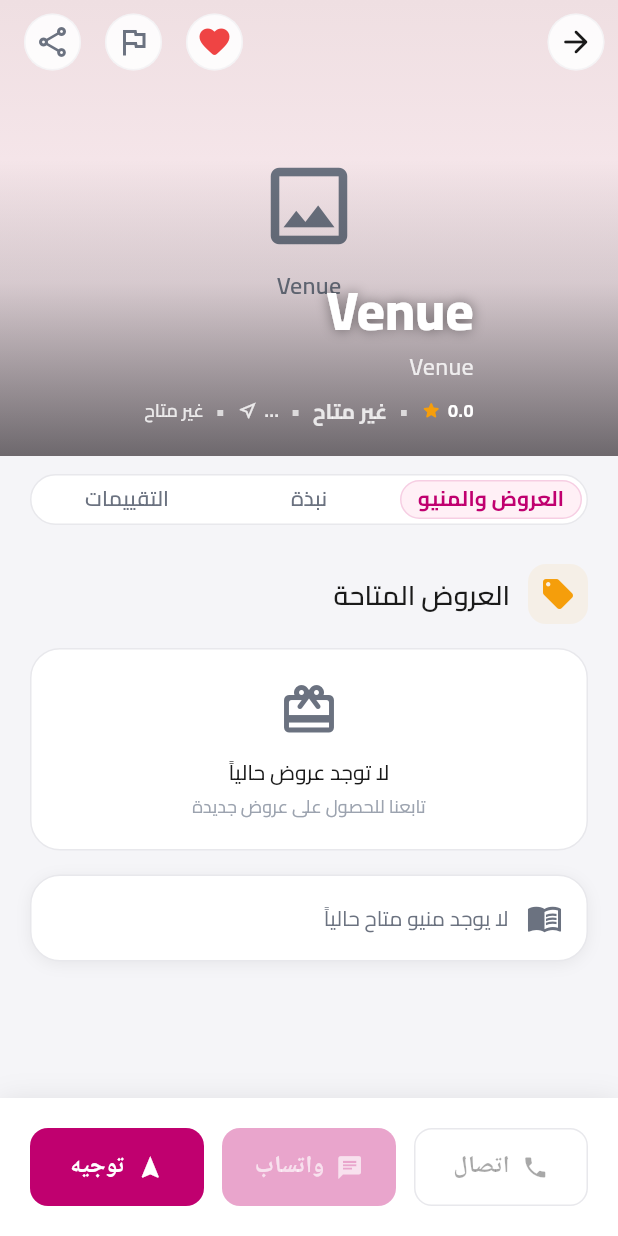
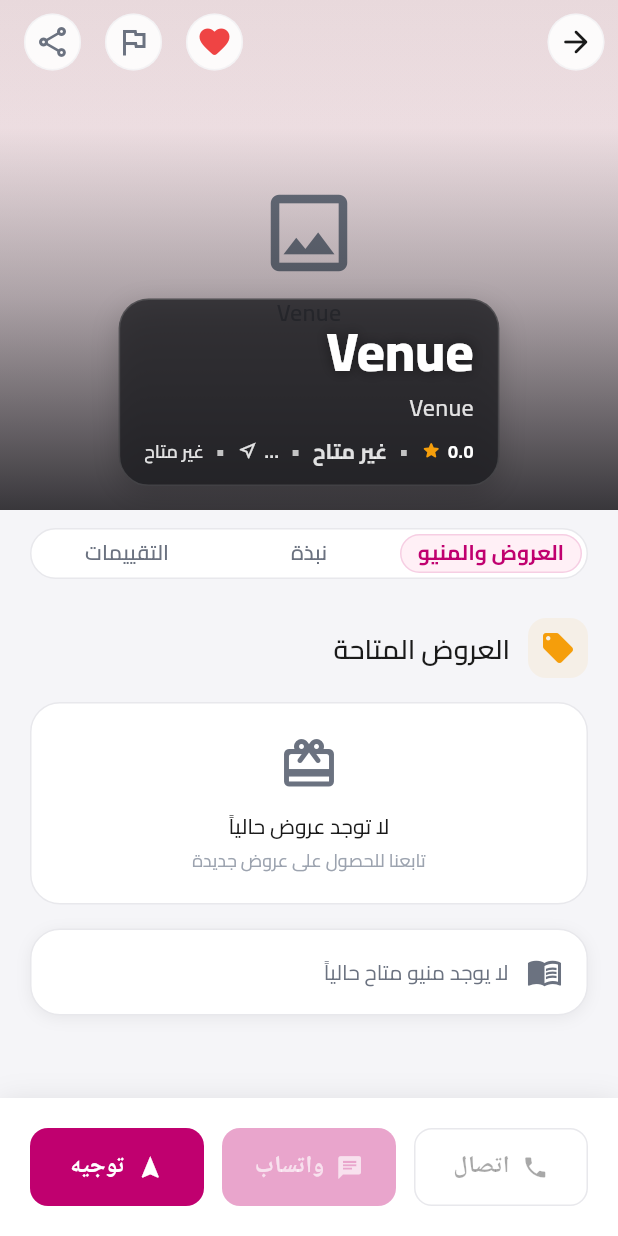
Before and after one commit to bssoof/wain-app, a Flutter app: the VenueDetailsScreen screen opened directly with empty values, after a tap on the "favorite outline" icon, on a phone screen of 412 x 824 dp. Run offline on Flutter 3.47's test engine with Material 3 defaults, Android fonts, the phone set to English and light mode, and no system bars; our stand-ins replace app_links, cached_network_image, cloud_firestore, cloud_functions, connectivity_plus, firebase_analytics and 19 more; missing offline and left inert: firebase_app_check, flutter_map_marker_cluster, mobile_scanner; accounts and stored records are empty; generated files the repository leaves out were written again; network calls fail.

Commit message:
fix: improve venue hero text readability

```diff
--- a/lib/features/venue/presentation/widgets/venue_hero_header.dart
+++ b/lib/features/venue/presentation/widgets/venue_hero_header.dart
@@ -34,8 +34,8 @@ class VenueHeroHeader extends ConsumerStatefulWidget {
 }
 
 class _VenueHeroHeaderState extends ConsumerState<VenueHeroHeader> {
-  static const double _expandedHeroHeight = 304;
-  static const double _imageHeight = 304;
+  static const double _expandedHeroHeight = 340;
+  static const double _imageHeight = 340;
 
   final PageController _pageController = PageController();
   int _currentPage = 0;
@@ -219,11 +219,11 @@ class _VenueHeroHeaderState extends ConsumerState<VenueHeroHeader> {
                     begin: Alignment.topCenter,
                     end: Alignment.bottomCenter,
                     colors: [
-                      Colors.transparent,
-                      AppTheme.darkSurface.withAlpha(40),
-                      AppTheme.darkSurface.withAlpha(165),
+                      AppTheme.darkSurface.withAlpha(8),
+                      AppTheme.darkSurface.withAlpha(88),
+                      AppTheme.darkSurface.withAlpha(225),
                     ],
-                    stops: const [0.35, 0.62, 1],
+                    stops: const [0.25, 0.58, 1],
                   ),
                 ),
               ),
@@ -235,15 +235,34 @@ class _VenueHeroHeaderState extends ConsumerState<VenueHeroHeader> {
               constraints: BoxConstraints(maxWidth: width > 720 ? 640 : width),
               child: Padding(
                 padding: const EdgeInsets.fromLTRB(
-                  AppSpacing.xl,
+                  AppSpacing.lg,
                   0,
-                  AppSpacing.xl,
-                  AppSpacing.xl,
+                  AppSpacing.lg,
+                  AppSpacing.lg,
                 ),
-                child: _VenueHeroInfoOverlay(
-                  venue: venue,
-                  displayTags: widget.displayTags,
-                  distanceText: distanceText,
+                child: Container(
+                  key: const ValueKey('venue-hero-info-panel'),
+                  padding: const EdgeInsets.symmetric(
+                    horizontal: AppSpacing.lg,
+                    vertical: AppSpacing.md,
+                  ),
+                  decoration: BoxDecoration(
+                    color: AppTheme.darkSurface.withAlpha(208),
+                    borderRadius: AppSpacing.radiusLg,
+                    border: Border.all(color: Colors.white.withAlpha(35)),
+                    boxShadow: [
+                      BoxShadow(
+                        color: Colors.black.withAlpha(45),
+                        blurRadius: 16,
+                        offset: const Offset(0, 6),
+                      ),
+                    ],
+                  ),
+                  child: _VenueHeroInfoOverlay(
+                    venue: venue,
+                    displayTags: widget.displayTags,
+                    distanceText: distanceText,
+                  ),
                 ),
               ),
             ),
@@ -420,7 +439,7 @@ class _VenueHeroInfoOverlay extends StatelessWidget {
           maxLines: 2,
           overflow: TextOverflow.ellipsis,
           style: theme.textTheme.displaySmall?.copyWith(
-            color: theme.colorScheme.surface,
+            color: Colors.white,
             fontWeight: FontWeight.w800,
             shadows: const [Shadow(blurRadius: 10, color: Colors.black45)],
           ),
@@ -432,7 +451,7 @@ class _VenueHeroInfoOverlay extends StatelessWidget {
             maxLines: 1,
             overflow: TextOverflow.ellipsis,
             style: theme.textTheme.titleMedium?.copyWith(
-              color: theme.colorScheme.surface.withAlpha(210),
+              color: Colors.white.withAlpha(220),
               fontWeight: FontWeight.w500,
             ),
           ),
@@ -456,7 +475,7 @@ class _VenueHeroInfoOverlay extends StatelessWidget {
                     ? AppTheme.successColor.withAlpha(235)
                     : isOpenNow == false
                     ? const Color(0xFFFFC6C6)
-                    : theme.colorScheme.surface.withAlpha(210),
+                    : Colors.white.withAlpha(220),
                 fontWeight: FontWeight.w700,
               ),
             ),
@@ -464,14 +483,14 @@ class _VenueHeroInfoOverlay extends StatelessWidget {
             _InlineMetaItem(
               text: distanceText,
               icon: Icons.near_me_outlined,
-              textColor: theme.colorScheme.surface.withAlpha(210),
-              iconColor: theme.colorScheme.surface.withAlpha(210),
+              textColor: Colors.white.withAlpha(220),
+              iconColor: Colors.white.withAlpha(220),
             ),
             _metaSeparator(theme),
             Text(
               priceRange,
               style: theme.textTheme.bodySmall?.copyWith(
-                color: theme.colorScheme.surface.withAlpha(210),
+                color: Colors.white.withAlpha(220),
                 fontWeight: FontWeight.w600,
               ),
             ),
@@ -495,7 +514,7 @@ class _VenueHeroInfoOverlay extends StatelessWidget {
     return Text(
       '•',
       style: theme.textTheme.bodyMedium?.copyWith(
-        color: theme.colorScheme.surface.withAlpha(180),
+        color: Colors.white.withAlpha(185),
         fontWeight: FontWeight.w700,
       ),
     );
@@ -524,9 +543,7 @@ class _VenueHeroInfoOverlay extends StatelessWidget {
       child: Text(
         label,
         style: theme.textTheme.labelMedium?.copyWith(
-          color: isCategory
-              ? theme.colorScheme.onSurface
-              : theme.colorScheme.surface,
+          color: isCategory ? theme.colorScheme.onSurface : Colors.white,
           fontWeight: isCategory ? FontWeight.w700 : FontWeight.w600,
         ),
       ),
@@ -637,12 +654,12 @@ class _InlineMetaItem extends StatelessWidget {
         Text(
           text,
           style: theme.textTheme.bodySmall?.copyWith(
-            color: textColor ?? theme.colorScheme.surface,
+            color: textColor ?? Colors.white,
             fontWeight: FontWeight.w700,
           ),
         ),
         const SizedBox(width: AppSpacing.xs),
-        Icon(icon, size: 14, color: iconColor ?? theme.colorScheme.surface),
+        Icon(icon, size: 14, color: iconColor ?? Colors.white),
       ],
     );
   }
```
Also changed, not shown: 1 other file.
